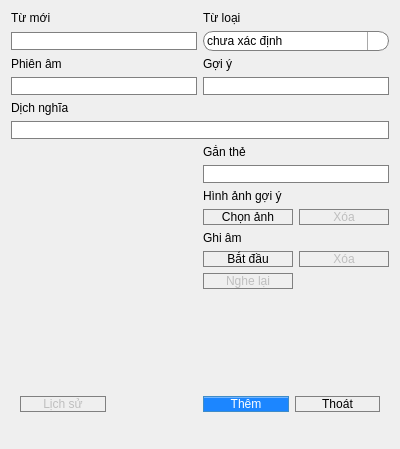
deserteagle735/memento, file interface/form/add.ui: the form before one commit.
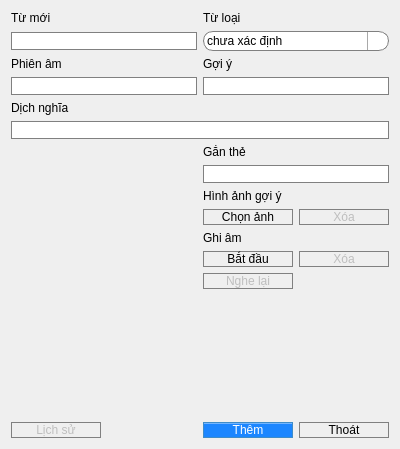
The form after the commit. Icons and pictures are not drawn.

Diff of the .ui file:
```diff
--- a/interface/form/add.ui
+++ b/interface/form/add.ui
@@ -442,15 +442,8 @@
     </widget>
    </item>
    <item>
-    <widget class="QWidget" name="widget_3" native="true">
-     <layout class="QGridLayout" name="gridLayout_13">
-      <property name="sizeConstraint">
-       <enum>QLayout::SetDefaultConstraint</enum>
-      </property>
-      <item row="1" column="2">
-       <widget class="QWidget" name="widget_11" native="true"/>
-      </item>
-      <item row="1" column="1">
+    <layout class="QHBoxLayout" name="horizontalLayout">
+     <item>
        <widget class="QPushButton" name="button_history">
         <property name="enabled">
          <bool>false</bool>
@@ -481,7 +474,10 @@
         </property>
        </widget>
       </item>
-      <item row="1" column="3">
+     <item>
+      <widget class="QWidget" name="widget_11" native="true"/>
+     </item>
+     <item>
        <widget class="QPushButton" name="button_add">
         <property name="enabled">
          <bool>true</bool>
@@ -518,7 +514,7 @@
         </property>
        </widget>
       </item>
-      <item row="1" column="4">
+     <item>
        <widget class="QPushButton" name="button_exit">
         <property name="toolTip">
          <string>F2</string>
@@ -547,7 +543,6 @@
        </widget>
       </item>
      </layout>
-    </widget>
    </item>
   </layout>
  </widget>
```
Left out of the diff: 62 changed lines with no effect on the pictures. Lines whose indentation alone changed are shown as unchanged.
